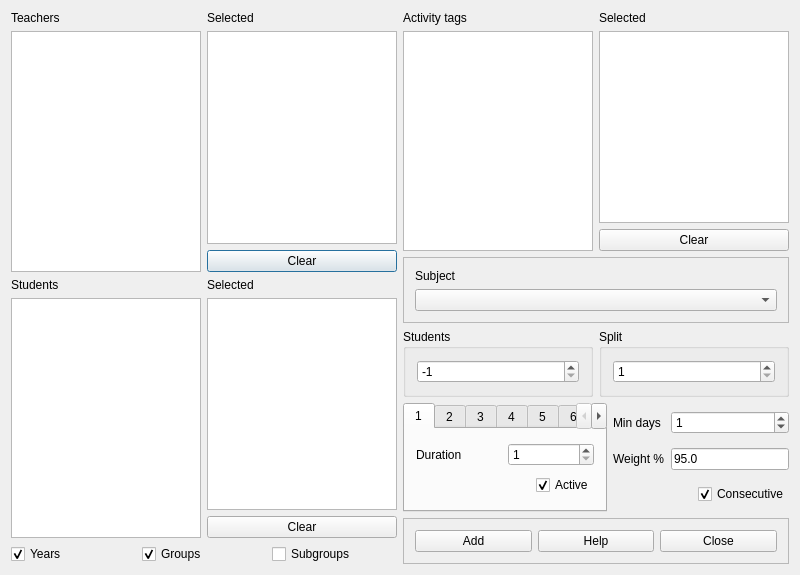
Old version of the form src/interface/addactivityform_template.ui in the repository rodolforg/fet.
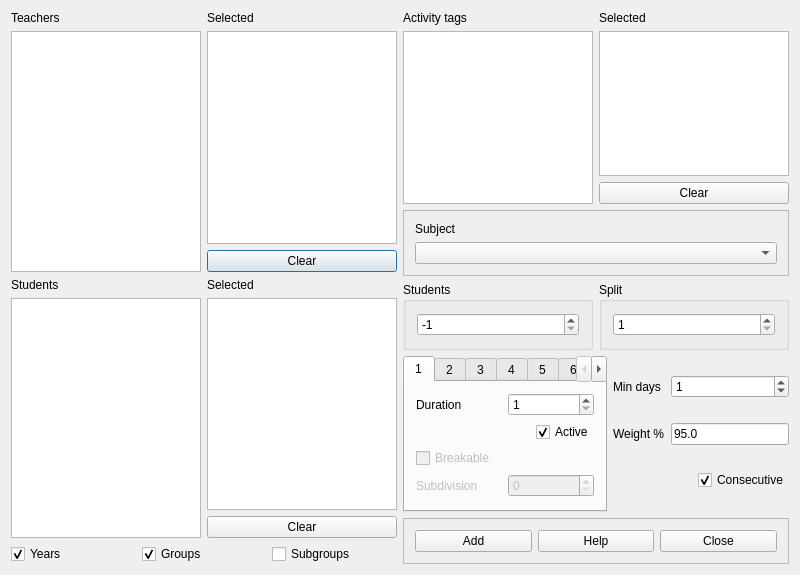
New version of the form.

Commit message: WIP: allow re-split split activity in groupable activities

Diff of the .ui file:
```diff
--- a/src/interface/addactivityform_template.ui
+++ b/src/interface/addactivityform_template.ui
@@ -287,6 +287,20 @@
            <string>1</string>
           </attribute>
           <layout class="QGridLayout" name="gridLayout_6">
+           <item row="2" column="0">
+            <layout class="QHBoxLayout" name="horizontalLayout_79">
+             <item>
+              <widget class="QCheckBox" name="breakableCheckBox">
+               <property name="enabled">
+                <bool>false</bool>
+               </property>
+               <property name="text">
+                <string>Breakable</string>
+               </property>
+              </widget>
+             </item>
+            </layout>
+           </item>
            <item row="0" column="0">
             <layout class="QHBoxLayout" name="horizontalLayout_7">
              <item>
@@ -344,6 +358,27 @@
              </item>
             </layout>
            </item>
+           <item row="3" column="0">
+            <layout class="QHBoxLayout" name="horizontalLayout_80">
+             <item>
+              <widget class="QLabel" name="subdivisionLabel">
+               <property name="enabled">
+                <bool>false</bool>
+               </property>
+               <property name="text">
+                <string>Subdivision</string>
+               </property>
+              </widget>
+             </item>
+             <item>
+              <widget class="QSpinBox" name="subdivisionSpinbox">
+               <property name="enabled">
+                <bool>false</bool>
+               </property>
+              </widget>
+             </item>
+            </layout>
+           </item>
           </layout>
          </widget>
          <widget class="QWidget" name="TabPage2">
```
The commit also changes 2 other files.
